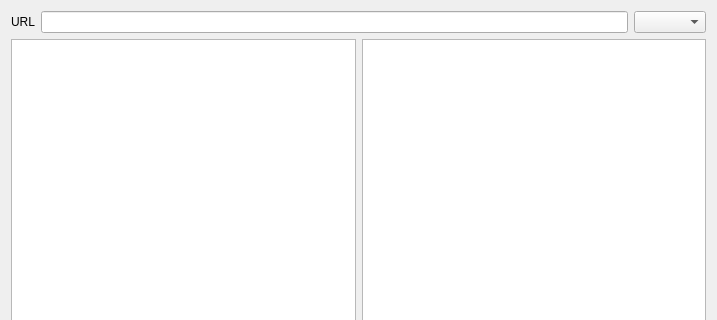
This is tab.ui in darkSasori/qelastic as Qt 5 draws it before an edit; both pictures show x 0 to 717 and y 0 to 320 of the 717 by 568 pixel window. The edited form follows.
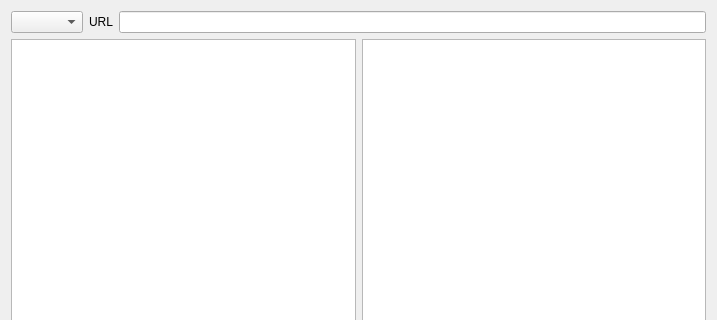
This is the edited form.

Commit message: Change combobox position

What changed in the file:
```diff
--- a/tab.ui
+++ b/tab.ui
@@ -16,6 +16,9 @@
   <layout class="QVBoxLayout" name="verticalLayout">
    <item>
     <layout class="QHBoxLayout" name="horizontalLayout">
+     <item>
+      <widget class="QComboBox" name="method"/>
+     </item>
      <item>
       <widget class="QLabel" name="labelURL">
        <property name="text">
@@ -26,9 +29,6 @@
      <item>
       <widget class="QLineEdit" name="lineURL"/>
      </item>
-     <item>
-      <widget class="QComboBox" name="method"/>
-     </item>
     </layout>
    </item>
    <item>
```
The commit also changes 1 other file.
